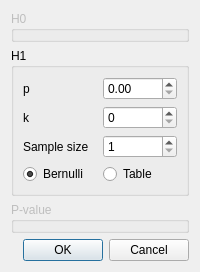
Sakamoto45/Semestr_6, file C++/Qt/HypothesisTesting/dialog.ui: the form before one commit.
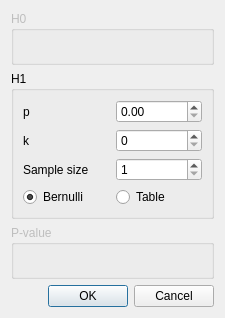
The form after the commit.

Patch:
```diff
--- a/C++/Qt/HypothesisTesting/dialog.ui
+++ b/C++/Qt/HypothesisTesting/dialog.ui
@@ -2,6 +2,14 @@
 <ui version="4.0">
  <class>Dialog</class>
  <widget class="QDialog" name="Dialog">
+  <property name="geometry">
+   <rect>
+    <x>0</x>
+    <y>0</y>
+    <width>225</width>
+    <height>318</height>
+   </rect>
+  </property>
   <property name="windowTitle">
    <string>Dialog</string>
   </property>
@@ -72,7 +80,7 @@
          <number>1</number>
         </property>
         <property name="maximum">
-         <number>10000</number>
+         <number>100000</number>
         </property>
        </widget>
       </item>
```
